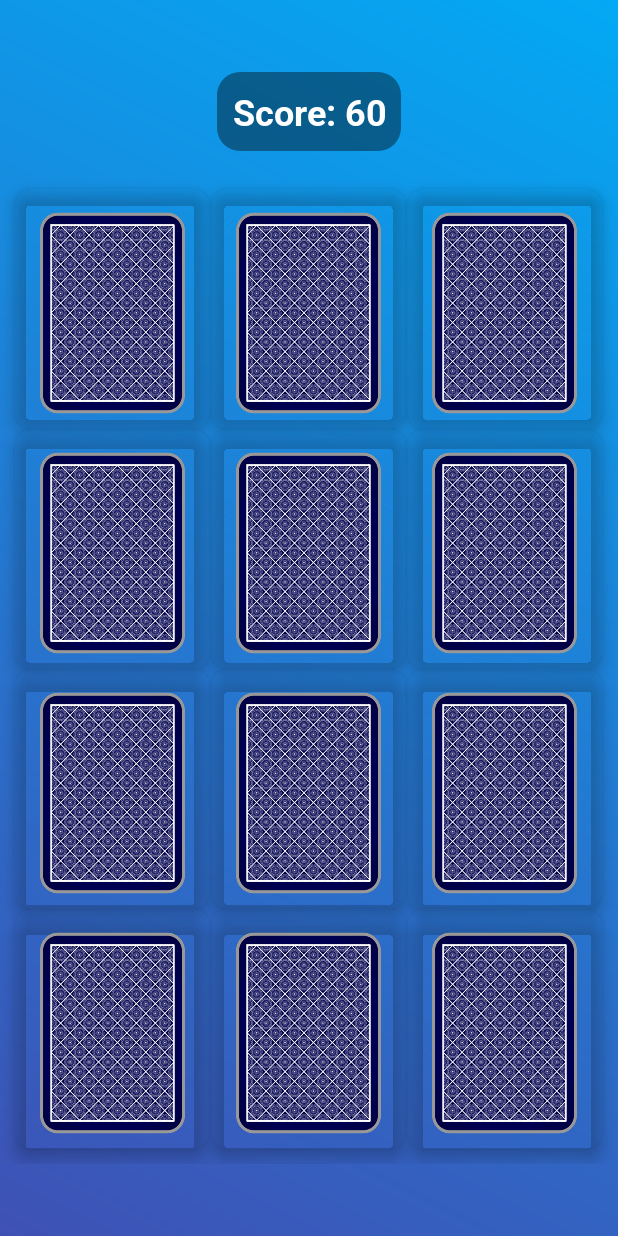
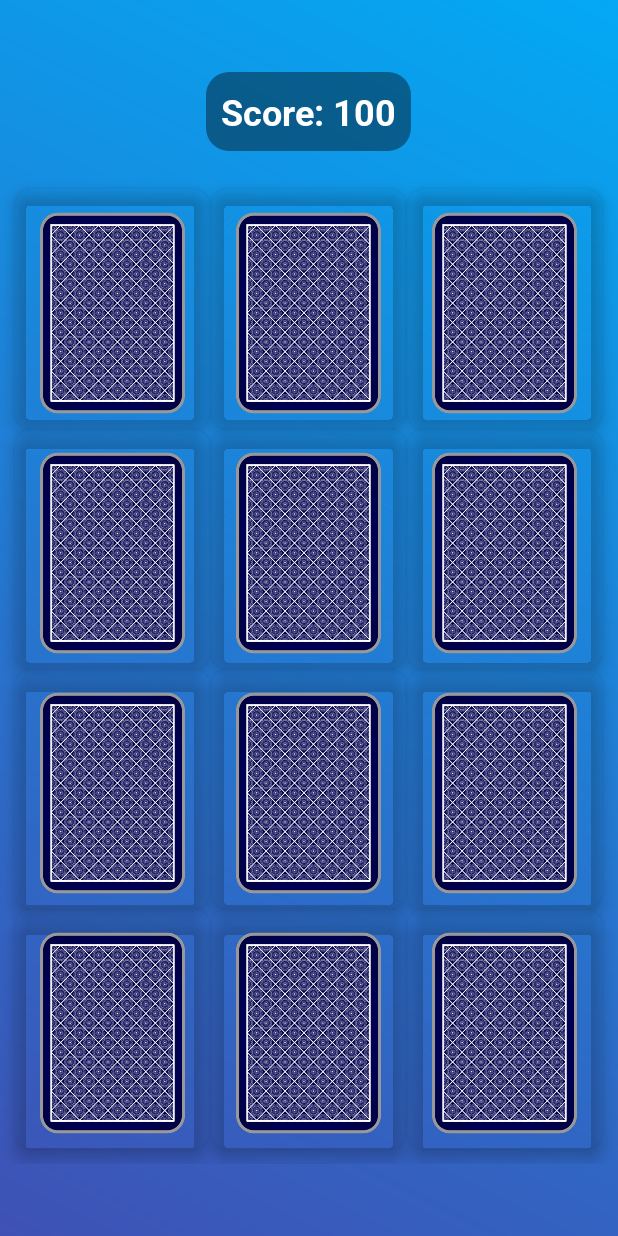
Before and after one commit to k-aghakhani/Memory-Card-Game, an Android app: the MainActivity screen opened directly, with no data from a screen before it, on a phone screen of 412 x 824 dp. Run offline under Robolectric (Android 15) with nearby library versions, the phone set to English and light mode, and no system bars.

Commit message:
General changes that were made: - I set the initial score to 100. - If the user's score becomes 0, the "You are the loser" dialog is displayed. - The minimum score remains 0 and cannot become negative. - The score increases (+50) when guessing correctly. - The score decreases (-30) when guessing incorrectly. - The loser dialog contains two buttons: "Reset" and "Exit".

```diff
--- a/app/src/main/java/com/aghakhani/memorycardgame/MainActivity.java
+++ b/app/src/main/java/com/aghakhani/memorycardgame/MainActivity.java
@@ -14,7 +14,7 @@ public class MainActivity extends AppCompatActivity {
     private RecyclerView recyclerView;
     private MemoryAdapter adapter;
     private List<MemoryCard> cards;
-    private TextView tvScore; // ✅ Added TextView for score tracking
+    private TextView tvScore; // ✅ TextView for displaying score
 
     @Override
     protected void onCreate(Bundle savedInstanceState) {
@@ -22,7 +22,7 @@ public class MainActivity extends AppCompatActivity {
         setContentView(R.layout.activity_main);
 
         recyclerView = findViewById(R.id.recyclerView);
-        tvScore = findViewById(R.id.tvScore); // ✅ Find the score TextView
+        tvScore = findViewById(R.id.tvScore); // ✅ Get the score TextView
         recyclerView.setLayoutManager(new GridLayoutManager(this, 3));
 
         // Initialize game
@@ -49,12 +49,12 @@ public class MainActivity extends AppCompatActivity {
         recyclerView.setAdapter(adapter);
     }
 
-    // Show dialog when game is over
-    private void showGameEndDialog() {
+    // Show game over dialog
+    private void showGameEndDialog(boolean isWin) {
         runOnUiThread(() -> {
             AlertDialog.Builder builder = new AlertDialog.Builder(this);
-            builder.setTitle("Game Over 🎉");
-            builder.setMessage("Congratulations! You matched all cards.");
+            builder.setTitle(isWin ? "Game Over 🎉" : "Game Over ❌");
+            builder.setMessage(isWin ? "Congratulations! You matched all cards." : "You lost! Try again.");
             builder.setCancelable(false);
 
             // Reset button
--- a/app/src/main/java/com/aghakhani/memorycardgame/MemoryAdapter.java
+++ b/app/src/main/java/com/aghakhani/memorycardgame/MemoryAdapter.java
@@ -15,13 +15,13 @@ public class MemoryAdapter extends RecyclerView.Adapter<MemoryAdapter.ViewHolder
     private Context context;
     private List<MemoryCard> cards;
     private int flippedIndex = -1; // Stores the index of the first flipped card
-    private int score = 60; // ✅ Player's score
+    private int score = 100; // ✅ Start score at 100
     private TextView tvScore; // ✅ Score TextView
     private OnGameEndListener gameEndListener; // Listener for game end
 
     // Interface for handling game completion
     public interface OnGameEndListener {
-        void onGameEnd();
+        void onGameEnd(boolean isWin);
     }
 
     // ✅ Modified constructor to receive tvScore
@@ -30,7 +30,7 @@ public class MemoryAdapter extends RecyclerView.Adapter<MemoryAdapter.ViewHolder
         this.cards = cards;
         this.tvScore = tvScore;
         this.gameEndListener = gameEndListener;
-        updateScore(0); // Initialize score
+        updateScore(0); // Initialize score display
     }
 
     @NonNull
@@ -74,13 +74,18 @@ public class MemoryAdapter extends RecyclerView.Adapter<MemoryAdapter.ViewHolder
                         card.setFlipped(false);
                         notifyDataSetChanged();
                         updateScore(-30);
+
+                        // If score reaches 0, show loss dialog
+                        if (score == 0) {
+                            gameEndListener.onGameEnd(false); // Lose condition
+                        }
                     }, 1000);
                 }
                 flippedIndex = -1;
 
                 // Check if all cards are matched
                 if (isGameOver()) {
-                    gameEndListener.onGameEnd();
+                    gameEndListener.onGameEnd(true); // Win condition
                 }
             }
         });
```
